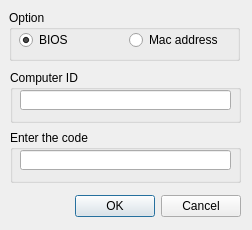
First picture: the form in code.ui, repository zak2791/TabloKudo, before the edit.
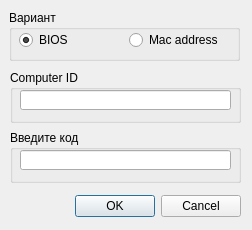
Second picture: the form after the edit.

Diff of the .ui file:
```diff
--- a/code.ui
+++ b/code.ui
@@ -89,7 +89,7 @@
     </rect>
    </property>
    <property name="title">
-    <string>Enter the code</string>
+    <string>Введите код</string>
    </property>
    <widget class="QLineEdit" name="leCode">
     <property name="geometry">
@@ -112,7 +112,7 @@
     </rect>
    </property>
    <property name="title">
-    <string>Option</string>
+    <string>Вариант</string>
    </property>
    <widget class="QRadioButton" name="rbBios">
     <property name="geometry">
```
Left out of the diff: 8 changed lines with no effect on the pictures.
